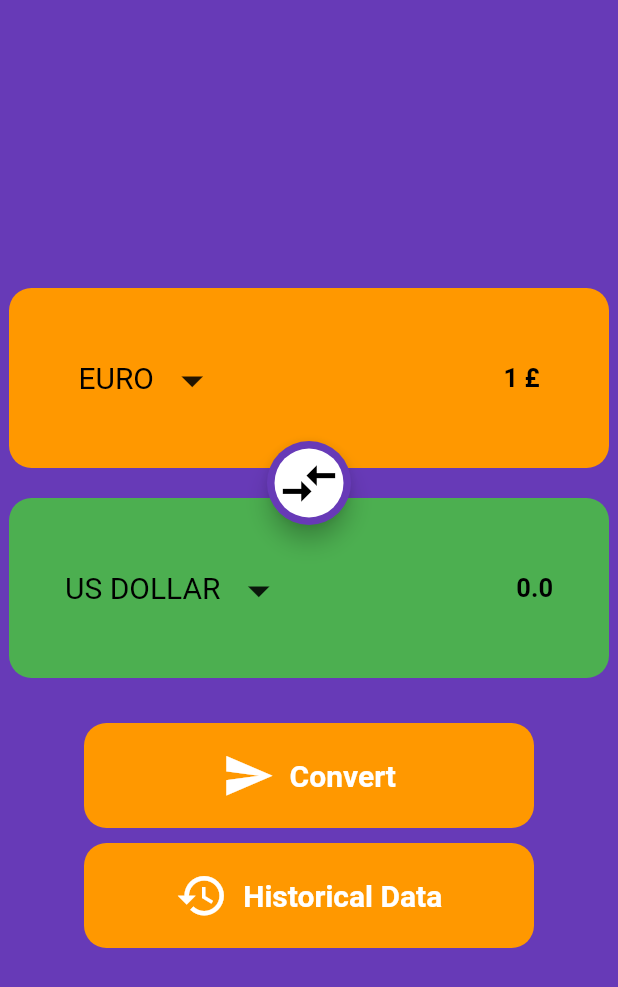
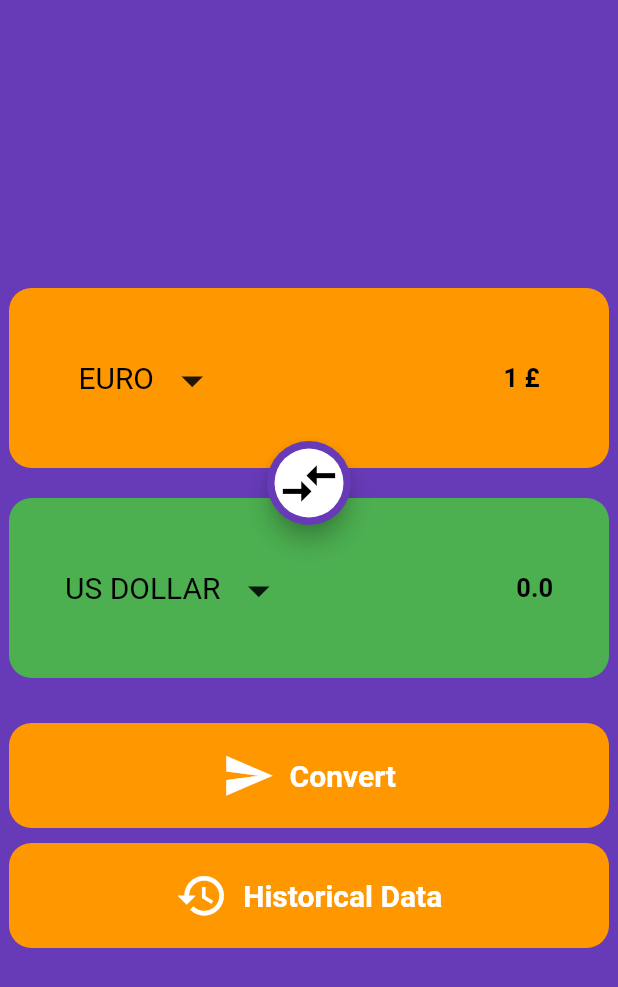
Before and after one commit to EngMohamedKhalid/currency_converter, a Flutter app: the screen it shows after launch, on a phone screen of 412 x 824 dp. Shown: the top 987 px of the screen. Run offline on Flutter 3.47's test engine with Material 2 defaults, Android fonts, the phone set to English and light mode, and no system bars; network calls fail.

Commit message:
change padding

```diff
--- a/lib/layout/home_screen.dart
+++ b/lib/layout/home_screen.dart
@@ -260,7 +260,7 @@ class _HomeScreenState extends State<HomeScreen> {
                 });
                },
                child: Container(
-                 width: 300,
+                 width: 400,
                  height: 70,
                  decoration: BoxDecoration(
                    color: primaryColor,
@@ -289,7 +289,7 @@ class _HomeScreenState extends State<HomeScreen> {
              ),
              const SizedBox(height: 10,),
              Container(
-               width: 300,
+               width: 400,
                height: 70,
                decoration: BoxDecoration(
                    color: primaryColor,
```
